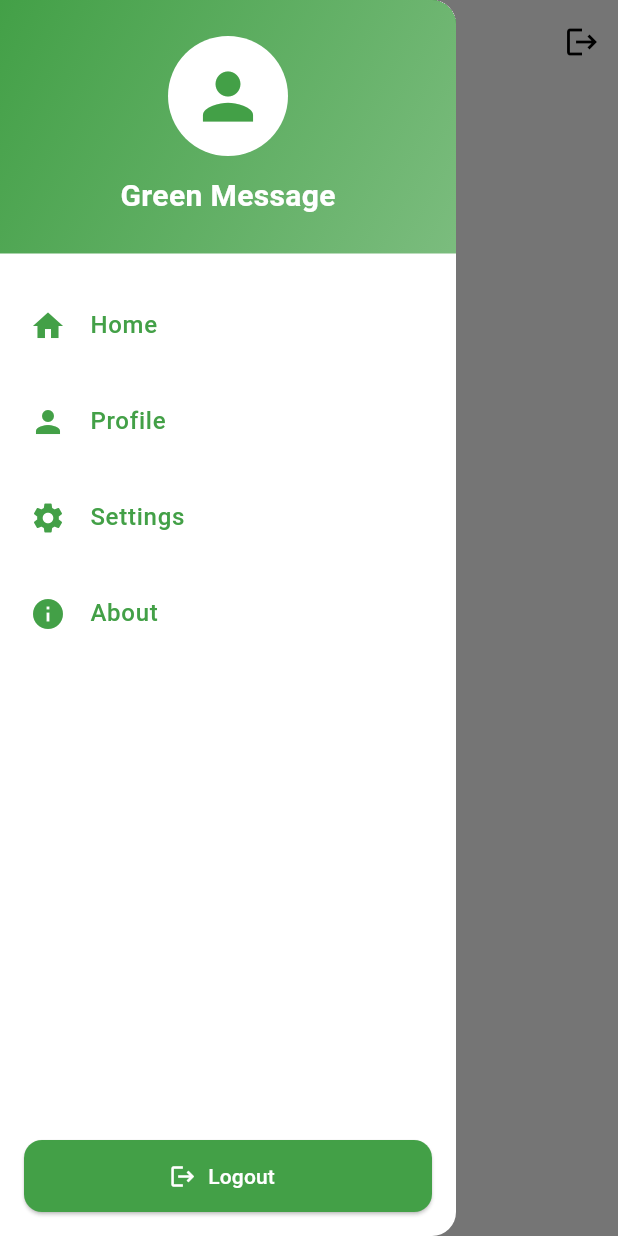
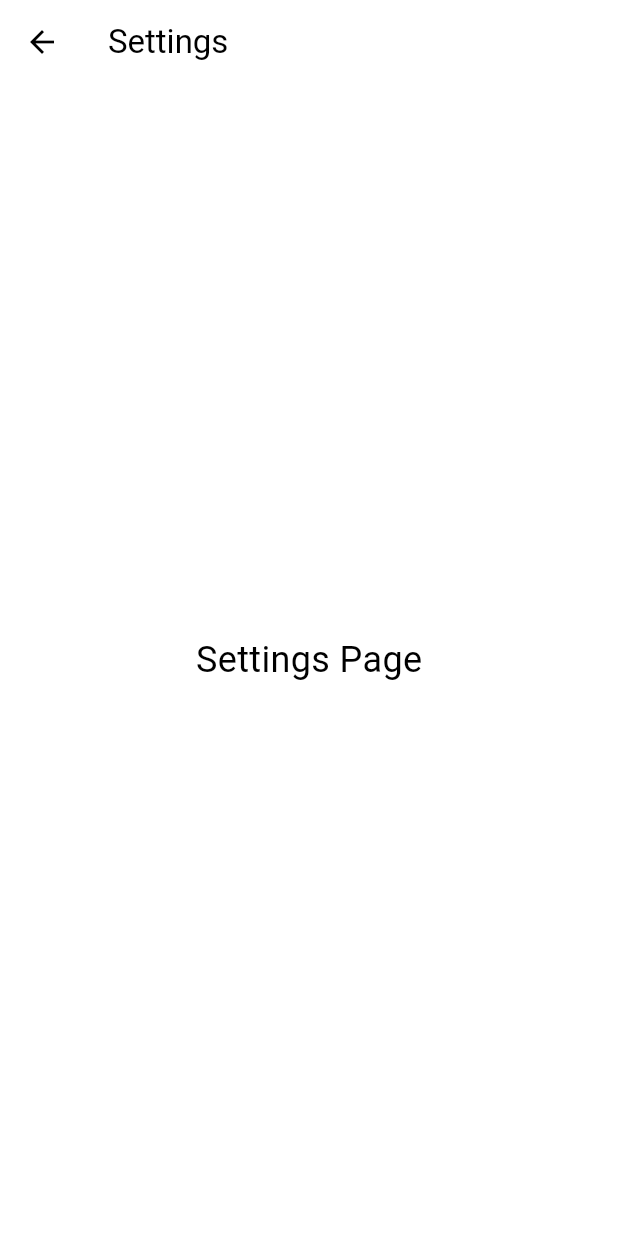
Before and after one commit to ghdvhoang/GreenMessageApp, a Flutter app: the screen it shows once a user with an empty profile is signed in, in the side drawer, after a tap on "Settings", on a phone screen of 412 x 824 dp. Run offline on Flutter 3.47's test engine with Material 3 defaults, Android fonts, the phone set to English and light mode, and no system bars; our stand-ins replace firebase_auth, firebase_core; accounts and stored records are empty.

Commit message:
feat: MyDrawer UI

```diff
--- a/lib/components/my_drawer.dart
+++ b/lib/components/my_drawer.dart
@@ -1,4 +1,6 @@
 import 'package:flutter/material.dart';
+import 'package:green_message_app/auth/auth_service.dart';
+import 'package:green_message_app/pages/settings_page.dart';
 
 class MyDrawer extends StatelessWidget {
   const MyDrawer({super.key});
@@ -7,8 +9,14 @@ class MyDrawer extends StatelessWidget {
   Widget build(BuildContext context) {
     final color = Theme.of(context).colorScheme;
 
+    void logout() {
+      // Implement logout functionality
+      final auth = AuthService();
+      auth.signOut();
+    }
+
     return Drawer(
-      backgroundColor: color.surface,
+      backgroundColor: color.tertiary, // NỀN XANH LÁ NHẠT
       child: Column(
         crossAxisAlignment: CrossAxisAlignment.stretch,
         children: [
@@ -17,10 +25,7 @@ class MyDrawer extends StatelessWidget {
             padding: EdgeInsets.all(24),
             decoration: BoxDecoration(
               gradient: LinearGradient(
-                colors: [
-                  color.primary,
-                  color.primary.withOpacity(0.7),
-                ],
+                colors: [color.primary, color.primary.withAlpha(204)],
                 begin: Alignment.topLeft,
                 end: Alignment.bottomRight,
               ),
@@ -30,11 +35,7 @@ class MyDrawer extends StatelessWidget {
                 CircleAvatar(
                   radius: 40,
                   backgroundColor: Colors.white,
-                  child: Icon(
-                    Icons.person,
-                    size: 50,
-                    color: color.primary,
-                  ),
+                  child: Icon(Icons.message, size: 50, color: color.primary),
                 ),
                 SizedBox(height: 12),
                 Text(
@@ -44,38 +45,31 @@ class MyDrawer extends StatelessWidget {
                     fontSize: 20,
                     fontWeight: FontWeight.bold,
                   ),
-                )
+                ),
               ],
             ),
           ),
 
           SizedBox(height: 16),
 
-          // MENU ITEMS
-          _buildTile(
-            context,
-            icon: Icons.home,
-            text: "Home",
-          ),
-          _buildTile(
-            context,
-            icon: Icons.person,
-            text: "Profile",
-          ),
+          _buildTile(context, icon: Icons.home, text: "Home"),
+          // _buildTile(context, icon: Icons.person, text: "Profile"),
           _buildTile(
             context,
             icon: Icons.settings,
             text: "Settings",
-          ),
-          _buildTile(
-            context,
-            icon: Icons.info,
-            text: "About",
+            onTap: () {
+              Navigator.of(context).pop(); // Đóng Drawer trước
+              Navigator.push(
+                context,
+                MaterialPageRoute(builder: (context) => SettingsPage()),
+              ); // Điều hướng
+            },
           ),
 
+          // _buildTile(context, icon: Icons.info, text: "About"),
           Spacer(),
 
-          // LOGOUT
           Padding(
             padding: const EdgeInsets.all(16.0),
             child: ElevatedButton.icon(
@@ -88,8 +82,8 @@ class MyDrawer extends StatelessWidget {
                 ),
               ),
               icon: Icon(Icons.logout),
-              label: Text("Logout"),
-              onPressed: () {},
+              label: const Text("Logout"),
+              onPressed: logout,
             ),
           ),
         ],
@@ -98,8 +92,12 @@ class MyDrawer extends StatelessWidget {
   }
 
   // Custom ListTile đẹp hơn
-  Widget _buildTile(BuildContext context,
-      {required IconData icon, required String text}) {
+  Widget _buildTile(
+    BuildContext context, {
+    required IconData icon,
+    required String text,
+    VoidCallback? onTap,
+  }) {
     final color = Theme.of(context).colorScheme;
 
     return ListTile(
@@ -112,10 +110,8 @@ class MyDrawer extends StatelessWidget {
           fontWeight: FontWeight.w500,
         ),
       ),
-      onTap: () {},
-      shape: RoundedRectangleBorder(
-        borderRadius: BorderRadius.circular(12),
-      ),
+      onTap: onTap,
+      shape: RoundedRectangleBorder(borderRadius: BorderRadius.circular(12)),
       contentPadding: EdgeInsets.symmetric(horizontal: 20, vertical: 4),
     );
   }
--- a/lib/pages/home_page.dart
+++ b/lib/pages/home_page.dart
@@ -1,15 +1,9 @@
 import 'package:flutter/material.dart';
-import 'package:green_message_app/auth/auth_service.dart';
 import 'package:green_message_app/components/my_drawer.dart';
 
 class HomePage extends StatelessWidget {
   const HomePage({super.key});
 
-  void logout() {
-    // Implement logout functionality
-    final auth = AuthService();
-    auth.signOut();
-  }
 
   @override
   Widget build(BuildContext context) {
@@ -17,7 +11,6 @@ class HomePage extends StatelessWidget {
       child: Scaffold(
         appBar: AppBar(
           title: Text('Home Page'),
-          actions: [IconButton(icon: Icon(Icons.logout), onPressed: logout)],
         ),
         drawer: MyDrawer(
 
--- /dev/null
+++ b/lib/pages/settings_page.dart
@@ -0,0 +1,15 @@
+import 'package:flutter/material.dart';
+
+class SettingsPage extends StatelessWidget {
+  const SettingsPage({super.key});
+
+  @override
+  Widget build(BuildContext context) {
+    return Scaffold(
+      appBar: AppBar(title: Text("Settings")),
+      body: Center(
+        child: Text("Settings Page", style: TextStyle(fontSize: 24)),
+      ),
+    );
+  }
+}
```
